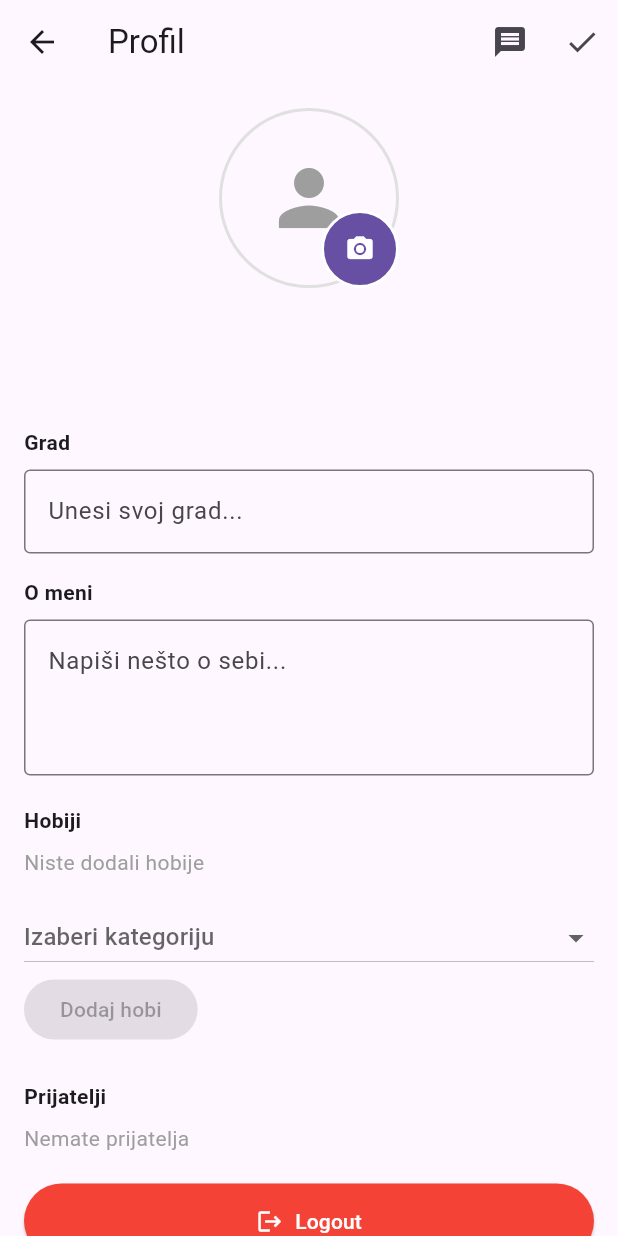
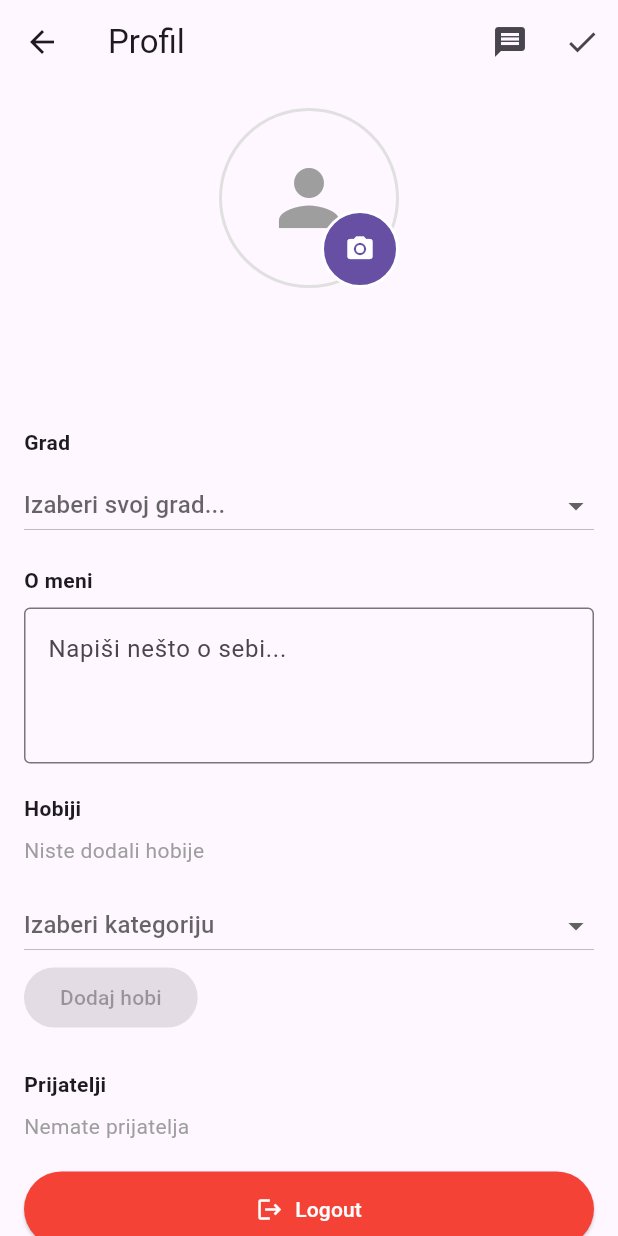
Before and after one commit to BingusCorporation/deli_hobby, a Flutter app: the ProfileScreen screen opened directly, after a tap on the "edit" icon, on a phone screen of 412 x 824 dp. Run offline on Flutter 3.47's test engine with Material 3 defaults, Android fonts, the phone set to English and light mode, and no system bars; our stand-ins replace cached_network_image, cloud_firestore, firebase_auth, firebase_core, firebase_storage, image_picker and 1 more; accounts and stored records are empty; statements that could not run were skipped.

Commit message:
Update profile.dart file

```diff
--- a/lib/screens/profile.dart
+++ b/lib/screens/profile.dart
@@ -2,6 +2,7 @@ import 'package:flutter/material.dart';
 import 'package:firebase_auth/firebase_auth.dart';
 import 'package:cloud_firestore/cloud_firestore.dart';
 import '../data/hobbies.dart';
+import '../data/city.dart';
 import 'dart:io';
 import 'package:image_picker/image_picker.dart';
 import 'package:firebase_storage/firebase_storage.dart';
@@ -28,6 +29,7 @@ class _ProfileScreenState extends State<ProfileScreen> {
   bool _isEditing = false;
   String? _selectedCategory;
   String? _selectedSubcategory;
+  String? _selectedCity;
   File? _pickedImage;
   bool _isUploading = false;
 
@@ -44,6 +46,7 @@ class _ProfileScreenState extends State<ProfileScreen> {
         final data = doc.data() as Map<String, dynamic>;
         _bioController.text = data['bio'] ?? '';
         _cityController.text = data['city'] ?? '';
+        _selectedCity = data['city'] ?? '';
       }
     } catch (e) {
       print('Error loading initial data: $e');
@@ -129,15 +132,19 @@ class _ProfileScreenState extends State<ProfileScreen> {
 
   Future<void> _saveProfile() async {
     try {
+      final cityToSave = (_selectedCity != null && _selectedCity!.isNotEmpty)
+          ? _selectedCity!.trim()
+          : _cityController.text.trim();
+
       await _firestore.collection('users_private').doc(uid).update({
         'bio': _bioController.text.trim(),
-        'city': _cityController.text.trim(),
+        'city': cityToSave,
         'updatedAt': FieldValue.serverTimestamp(),
       });
 
       await _firestore.collection('users').doc(uid).update({
         'bio': _bioController.text.trim(),
-        'city': _cityController.text.trim(),
+        'city': cityToSave,
         'updatedAt': FieldValue.serverTimestamp(),
       });
 
@@ -156,7 +163,8 @@ class _ProfileScreenState extends State<ProfileScreen> {
   Future<void> _addHobby() async {
     if (_selectedCategory == null || _selectedSubcategory == null) return;
 
-    final hobby = "$_selectedCategory > $_selectedSubcategory";
+    final hobby = "
+$_selectedCategory > $_selectedSubcategory";
 
     try {
       await _firestore.collection('users_private').doc(uid).update({
@@ -313,7 +321,7 @@ class _ProfileScreenState extends State<ProfileScreen> {
     );
   }
 
-Widget _buildProfileContent() {
+ Widget _buildProfileContent() {
   return StreamBuilder<DocumentSnapshot>(
     stream: _firestore.collection('users_private').doc(uid).snapshots(),
     builder: (context, snapshot) {
@@ -425,12 +433,17 @@ Widget _buildProfileContent() {
         const Text('Grad', style: TextStyle(fontWeight: FontWeight.bold)),
         const SizedBox(height: 8),
         _isEditing
-            ? TextField(
-                controller: _cityController,
-                decoration: const InputDecoration(
-                  border: OutlineInputBorder(),
-                  hintText: 'Unesi svoj grad...',
-                ),
+            ? DropdownButton<String>(
+                hint: const Text('Izaberi svoj grad...'),
+                value: (_selectedCity != null && _selectedCity!.isNotEmpty) ? _selectedCity : null,
+                isExpanded: true,
+                items: serbiaCities.map((city) {
+                  return DropdownMenuItem(value: city, child: Text(city));
+                }).toList(),
+                onChanged: (value) => setState(() {
+                  _selectedCity = value;
+                  _cityController.text = value ?? '';
+                }),
               )
             : Text((data['city'] ?? '').isNotEmpty ? data['city']! : 'Grad nije dodat.'),
       ],
```
